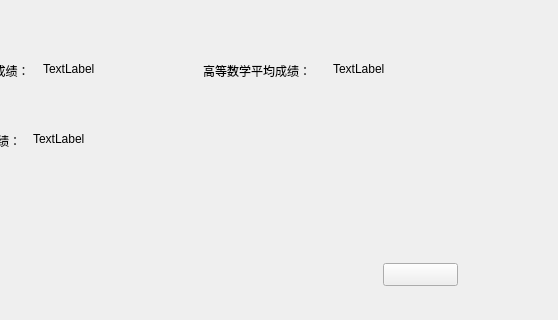
Above: GuiApplication/CalculationPage.ui from doublezhuang101/GuiApplication before the change; both pictures show x 147 to 705 and y 107 to 427 of the 705 by 427 pixel window. Below: the same form after it.
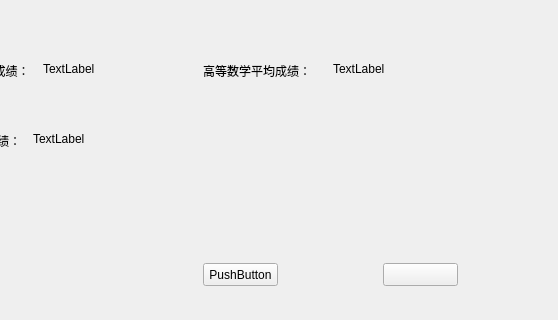
That is the form after the change.

What changed in the file:
```diff
--- a/GuiApplication/CalculationPage.ui
+++ b/GuiApplication/CalculationPage.ui
@@ -120,6 +120,19 @@
     <string/>
    </property>
   </widget>
+  <widget class="QPushButton" name="pushButton_2">
+   <property name="geometry">
+    <rect>
+     <x>350</x>
+     <y>370</y>
+     <width>75</width>
+     <height>23</height>
+    </rect>
+   </property>
+   <property name="text">
+    <string>PushButton</string>
+   </property>
+  </widget>
  </widget>
  <layoutdefault spacing="6" margin="11"/>
  <resources/>
```
